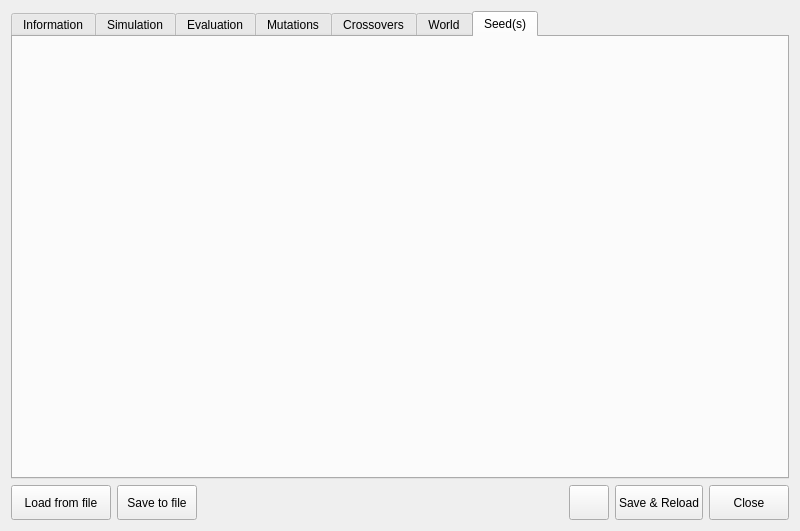
Old version of the form src/genelab/core/ui/widgets/experiments/experimentspropertiescontroller.ui in the repository GeneCraft/GeneCraft-Project.
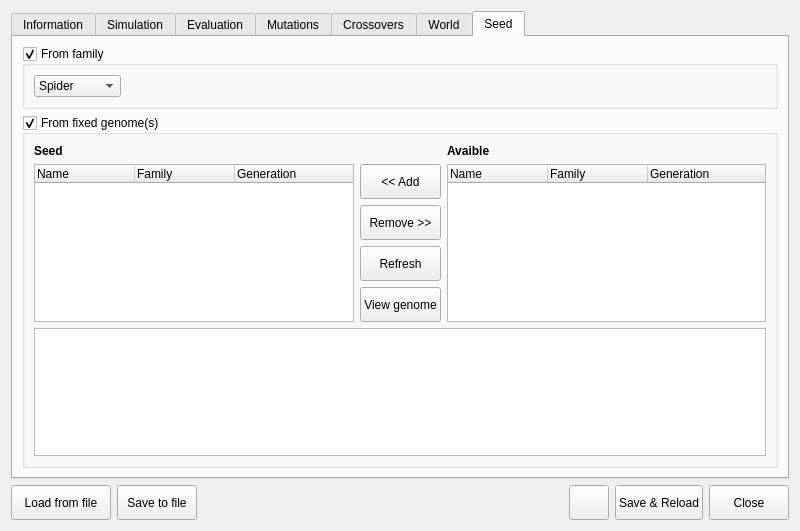
New version of the form. The open tabs and pages were chosen to show the change. Icons and pictures are not drawn.

Commit message:
+ Seed tab dans le gestionnaire d'experience    /!\ le JSON a changé /!\
FORMAT :

"type" : "family",
"family" : "spider|ant|snake|caterpillar|virgin"

"type" : "fixedGenomes", "genomes":[{"genomeData"}]

* Amélioration du gestionnaire de ressources (open folder, save pour entity, bugs)

```diff
--- a/src/genelab/core/ui/widgets/experiments/experimentspropertiescontroller.ui
+++ b/src/genelab/core/ui/widgets/experiments/experimentspropertiescontroller.ui
@@ -7,7 +7,7 @@
     <x>0</x>
     <y>0</y>
     <width>800</width>
-    <height>500</height>
+    <height>508</height>
    </rect>
   </property>
   <property name="windowTitle">
@@ -722,8 +722,242 @@
         <normaloff>:/img/icons/entities</normaloff>:/img/icons/entities</iconset>
       </attribute>
       <attribute name="title">
-       <string>Seed(s)</string>
+       <string>Seed</string>
       </attribute>
+      <layout class="QGridLayout" name="gridLayout_9">
+       <item row="3" column="0">
+        <spacer name="verticalSpacer_5">
+         <property name="orientation">
+          <enum>Qt::Vertical</enum>
+         </property>
+         <property name="sizeHint" stdset="0">
+          <size>
+           <width>20</width>
+           <height>40</height>
+          </size>
+         </property>
+        </spacer>
+       </item>
+       <item row="1" column="0">
+        <widget class="QGroupBox" name="gbFixedGenomes">
+         <property name="title">
+          <string>From fixed genome(s)</string>
+         </property>
+         <property name="checkable">
+          <bool>true</bool>
+         </property>
+         <property name="checked">
+          <bool>true</bool>
+         </property>
+         <layout class="QGridLayout" name="gridLayout_11">
+          <item row="1" column="0" rowspan="4">
+           <widget class="QTreeWidget" name="twEntitiesSelected">
+            <column>
+             <property name="text">
+              <string>Name</string>
+             </property>
+            </column>
+            <column>
+             <property name="text">
+              <string>Family</string>
+             </property>
+            </column>
+            <column>
+             <property name="text">
+              <string>Generation</string>
+             </property>
+            </column>
+           </widget>
+          </item>
+          <item row="6" column="0" colspan="3">
+           <widget class="QTextEdit" name="teGenome">
+            <property name="font">
+             <font>
+              <family>Courier New</family>
+             </font>
+            </property>
+           </widget>
+          </item>
+          <item row="1" column="1">
+           <widget class="QPushButton" name="pbAddEntityToSeed">
+            <property name="minimumSize">
+             <size>
+              <width>0</width>
+              <height>35</height>
+             </size>
+            </property>
+            <property name="text">
+             <string>&lt;&lt; Add</string>
+            </property>
+            <property name="icon">
+             <iconset resource="../../../ressources/ressources.qrc">
+              <normaloff>:/img/icons/entity_add</normaloff>:/img/icons/entity_add</iconset>
+            </property>
+           </widget>
+          </item>
+          <item row="2" column="1">
+           <widget class="QPushButton" name="pbRemoveEntityFromSeed">
+            <property name="minimumSize">
+             <size>
+              <width>0</width>
+              <height>35</height>
+             </size>
+            </property>
+            <property name="text">
+             <string>Remove &gt;&gt;</string>
+            </property>
+            <property name="icon">
+             <iconset resource="../../../ressources/ressources.qrc">
+              <normaloff>:/img/icons/entity_delete</normaloff>:/img/icons/entity_delete</iconset>
+            </property>
+           </widget>
+          </item>
+          <item row="1" column="2" rowspan="4">
+           <widget class="QTreeWidget" name="twEntitiesAvailable">
+            <column>
+             <property name="text">
+              <string>Name</string>
+             </property>
+            </column>
+            <column>
+             <property name="text">
+              <string>Family</string>
+             </property>
+            </column>
+            <column>
+             <property name="text">
+              <string>Generation</string>
+             </property>
+            </column>
+           </widget>
+          </item>
+          <item row="3" column="1">
+           <widget class="QPushButton" name="pbRefreshRessources">
+            <property name="minimumSize">
+             <size>
+              <width>0</width>
+              <height>35</height>
+             </size>
+            </property>
+            <property name="text">
+             <string>Refresh</string>
+            </property>
+            <property name="icon">
+             <iconset resource="../../../ressources/ressources.qrc">
+              <normaloff>:/img/icons/refresh</normaloff>:/img/icons/refresh</iconset>
+            </property>
+           </widget>
+          </item>
+          <item row="4" column="1">
+           <widget class="QPushButton" name="pbViewGenome">
+            <property name="minimumSize">
+             <size>
+              <width>0</width>
+              <height>35</height>
+             </size>
+            </property>
+            <property name="text">
+             <string>View genome</string>
+            </property>
+            <property name="icon">
+             <iconset resource="../../../ressources/ressources.qrc">
+              <normaloff>:/img/icons/inspector</normaloff>:/img/icons/inspector</iconset>
+            </property>
+           </widget>
+          </item>
+          <item row="0" column="0">
+           <widget class="QLabel" name="label_17">
+            <property name="font">
+             <font>
+              <weight>75</weight>
+              <bold>true</bold>
+             </font>
+            </property>
+            <property name="text">
+             <string>Seed</string>
+            </property>
+            <property name="margin">
+             <number>1</number>
+            </property>
+           </widget>
+          </item>
+          <item row="0" column="2">
+           <widget class="QLabel" name="label_18">
+            <property name="font">
+             <font>
+              <weight>75</weight>
+              <bold>true</bold>
+             </font>
+            </property>
+            <property name="text">
+             <string>Avaible</string>
+            </property>
+            <property name="margin">
+             <number>1</number>
+            </property>
+           </widget>
+          </item>
+         </layout>
+        </widget>
+       </item>
+       <item row="0" column="0">
+        <widget class="QGroupBox" name="gbFamily">
+         <property name="title">
+          <string>From family</string>
+         </property>
+         <property name="checkable">
+          <bool>true</bool>
+         </property>
+         <property name="checked">
+          <bool>true</bool>
+         </property>
+         <layout class="QGridLayout" name="gridLayout_13">
+          <item row="0" column="0">
+           <widget class="QComboBox" name="cbFamily">
+            <item>
+             <property name="text">
+              <string>Spider</string>
+             </property>
+            </item>
+            <item>
+             <property name="text">
+              <string>Ant</string>
+             </property>
+            </item>
+            <item>
+             <property name="text">
+              <string>Snake</string>
+             </property>
+            </item>
+            <item>
+             <property name="text">
+              <string>Caterpillar</string>
+             </property>
+            </item>
+            <item>
+             <property name="text">
+              <string>Virgin</string>
+             </property>
+            </item>
+           </widget>
+          </item>
+          <item row="0" column="1">
+           <spacer name="horizontalSpacer_6">
+            <property name="orientation">
+             <enum>Qt::Horizontal</enum>
+            </property>
+            <property name="sizeHint" stdset="0">
+             <size>
+              <width>40</width>
+              <height>20</height>
+             </size>
+            </property>
+           </spacer>
+          </item>
+         </layout>
+        </widget>
+       </item>
+      </layout>
      </widget>
     </widget>
    </item>
```
Left out of the diff: 6 changed lines with no effect on the pictures. The commit also changes 16 other files.
